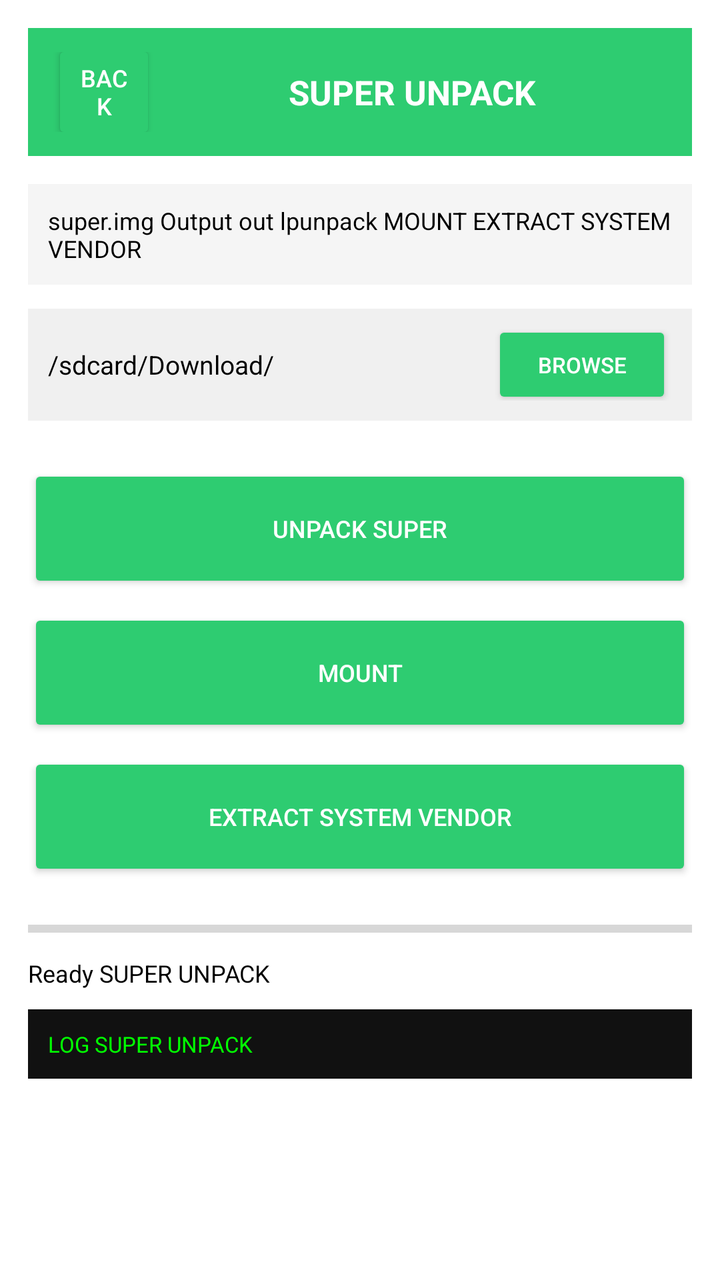
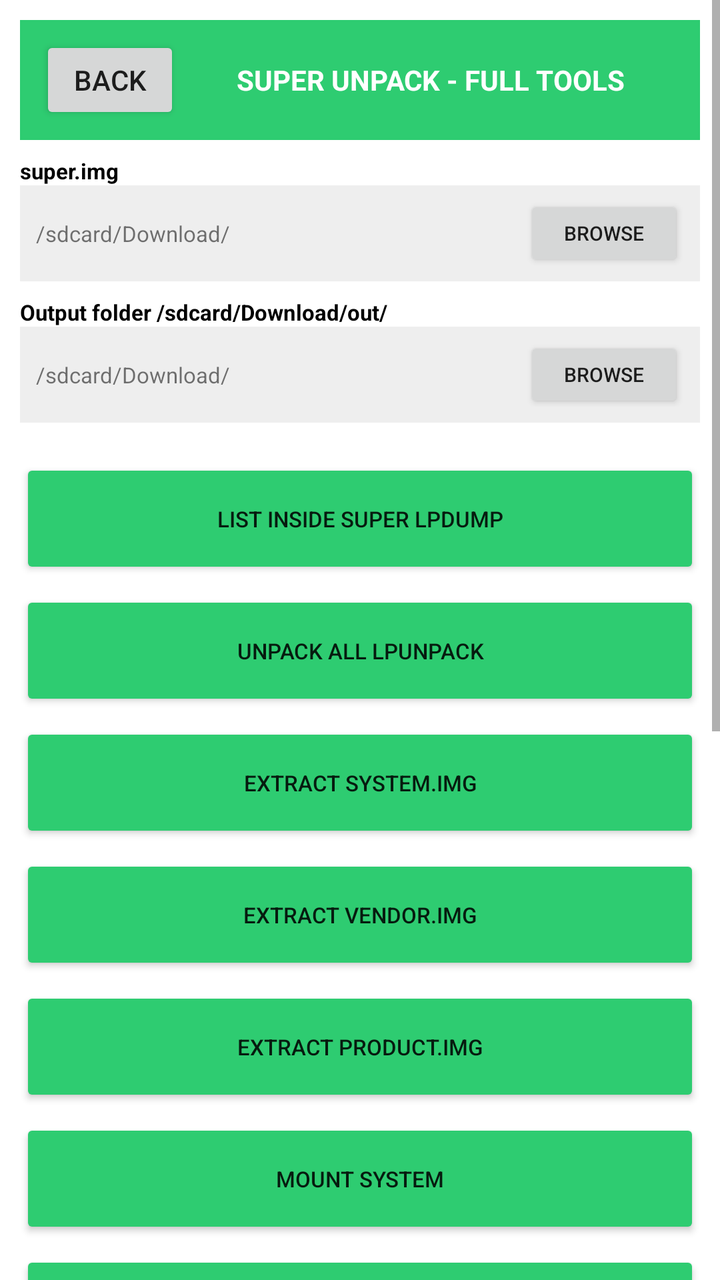

Compare the two renders of this Android layout. The source of the first and the diff that turns it into the second are given below.
<!-- AndroidManifest.xml: application theme Theme.OTGFlasher -->
<!-- res/layout/activity_super.xml -->
<?xml version="1.0" encoding="utf-8"?>
<ScrollView xmlns:android="http://schemas.android.com/apk/res/android" android:layout_width="match_parent" android:layout_height="match_parent" android:background="#FFFFFF"><LinearLayout android:orientation="vertical" android:layout_width="match_parent" android:layout_height="wrap_content" android:padding="14dp"><LinearLayout android:orientation="horizontal" android:layout_width="match_parent" android:layout_height="64dp" android:background="#2ECC71" android:gravity="center_vertical" android:padding="12dp"><Button android:id="@+id/btnBack" android:layout_width="52dp" android:layout_height="52dp" android:text="BACK" android:textColor="#FFFFFF" android:backgroundTint="#2ECC71" android:textSize="12sp"/><TextView android:layout_width="0dp" android:layout_weight="1" android:layout_height="wrap_content" android:text="SUPER UNPACK" android:textSize="17sp" android:textStyle="bold" android:textColor="#FFFFFF" android:gravity="center"/></LinearLayout><TextView android:layout_width="match_parent" android:layout_height="wrap_content" android:text="super.img Output out lpunpack MOUNT EXTRACT SYSTEM VENDOR" android:textSize="12sp" android:textColor="#000000" android:layout_marginTop="14dp" android:background="#F5F5F5" android:padding="10dp"/><LinearLayout android:orientation="horizontal" android:layout_width="match_parent" android:layout_height="56dp" android:background="#F0F0F0" android:gravity="center_vertical" android:padding="10dp" android:layout_marginTop="12dp"><TextView android:id="@+id/txtFile" android:layout_width="0dp" android:layout_weight="1" android:layout_height="wrap_content" android:text="/sdcard/Download/" android:textSize="13sp" android:textColor="#000000"/><Button android:id="@+id/btnBrowse" android:layout_width="90dp" android:layout_height="44dp" android:text="BROWSE" android:textColor="#FFFFFF" android:backgroundTint="#2ECC71" android:textSize="11sp"/></LinearLayout><LinearLayout android:orientation="vertical" android:layout_width="match_parent" android:layout_height="wrap_content" android:layout_marginTop="14dp"><Button android:id="@+id/btn0" android:layout_width="match_parent" android:layout_height="64dp" android:text="UNPACK SUPER" android:textColor="#FFFFFF" android:backgroundTint="#2ECC71" android:textSize="12sp" android:layout_marginTop="8dp"/><Button android:id="@+id/btn1" android:layout_width="match_parent" android:layout_height="64dp" android:text="MOUNT" android:textColor="#FFFFFF" android:backgroundTint="#2ECC71" android:textSize="12sp" android:layout_marginTop="8dp"/><Button android:id="@+id/btn2" android:layout_width="match_parent" android:layout_height="64dp" android:text="EXTRACT SYSTEM VENDOR" android:textColor="#FFFFFF" android:backgroundTint="#2ECC71" android:textSize="12sp" android:layout_marginTop="8dp"/></LinearLayout><ProgressBar android:id="@+id/progressBar" style="?android:attr/progressBarStyleHorizontal" android:layout_width="match_parent" android:layout_height="16dp" android:max="100" android:progress="0" android:progressTint="#2ECC71" android:layout_marginTop="16dp"/><TextView android:id="@+id/txtDetail" android:layout_width="match_parent" android:layout_height="wrap_content" android:text="Ready SUPER UNPACK" android:textSize="12sp" android:textColor="#000000" android:layout_marginTop="6dp"/><TextView android:id="@+id/logView" android:layout_width="match_parent" android:layout_height="wrap_content" android:background="#111111" android:textColor="#00FF00" android:textSize="11sp" android:padding="10dp" android:layout_marginTop="10dp" android:text="LOG SUPER UNPACK"/></LinearLayout></ScrollView>
<!-- resources referenced by this layout -->
<resources>
  <style name="Theme.OTGFlasher" parent="android:Theme.Material.Light.NoActionBar" />
</resources>

<!-- the commit's change to res/layout/activity_super.xml (unified diff, before → after) -->
@@ -1,2 +1,24 @@
 <?xml version="1.0" encoding="utf-8"?>
-<ScrollView xmlns:android="http://schemas.android.com/apk/res/android" android:layout_width="match_parent" android:layout_height="match_parent" android:background="#FFFFFF"><LinearLayout android:orientation="vertical" android:layout_width="match_parent" android:layout_height="wrap_content" android:padding="14dp"><LinearLayout android:orientation="horizontal" android:layout_width="match_parent" android:layout_height="64dp" android:background="#2ECC71" android:gravity="center_vertical" android:padding="12dp"><Button android:id="@+id/btnBack" android:layout_width="52dp" android:layout_height="52dp" android:text="BACK" android:textColor="#FFFFFF" android:backgroundTint="#2ECC71" android:textSize="12sp"/><TextView android:layout_width="0dp" android:layout_weight="1" android:layout_height="wrap_content" android:text="SUPER UNPACK" android:textSize="17sp" android:textStyle="bold" android:textColor="#FFFFFF" android:gravity="center"/></LinearLayout><TextView android:layout_width="match_parent" android:layout_height="wrap_content" android:text="super.img Output out lpunpack MOUNT EXTRACT SYSTEM VENDOR" android:textSize="12sp" android:textColor="#000000" android:layout_marginTop="14dp" android:background="#F5F5F5" android:padding="10dp"/><LinearLayout android:orientation="horizontal" android:layout_width="match_parent" android:layout_height="56dp" android:background="#F0F0F0" android:gravity="center_vertical" android:padding="10dp" android:layout_marginTop="12dp"><TextView android:id="@+id/txtFile" android:layout_width="0dp" android:layout_weight="1" android:layout_height="wrap_content" android:text="/sdcard/Download/" android:textSize="13sp" android:textColor="#000000"/><Button android:id="@+id/btnBrowse" android:layout_width="90dp" android:layout_height="44dp" android:text="BROWSE" android:textColor="#FFFFFF" android:backgroundTint="#2ECC71" android:textSize="11sp"/></LinearLayout><LinearLayout android:orientation="vertical" android:layout_width="match_parent" android:layout_height="wrap_content" android:layout_marginTop="14dp"><Button android:id="@+id/btn0" android:layout_width="match_parent" android:layout_height="64dp" android:text="UNPACK SUPER" android:textColor="#FFFFFF" android:backgroundTint="#2ECC71" android:textSize="12sp" android:layout_marginTop="8dp"/><Button android:id="@+id/btn1" android:layout_width="match_parent" android:layout_height="64dp" android:text="MOUNT" android:textColor="#FFFFFF" android:backgroundTint="#2ECC71" android:textSize="12sp" android:layout_marginTop="8dp"/><Button android:id="@+id/btn2" android:layout_width="match_parent" android:layout_height="64dp" android:text="EXTRACT SYSTEM VENDOR" android:textColor="#FFFFFF" android:backgroundTint="#2ECC71" android:textSize="12sp" android:layout_marginTop="8dp"/></LinearLayout><ProgressBar android:id="@+id/progressBar" style="?android:attr/progressBarStyleHorizontal" android:layout_width="match_parent" android:layout_height="16dp" android:max="100" android:progress="0" android:progressTint="#2ECC71" android:layout_marginTop="16dp"/><TextView android:id="@+id/txtDetail" android:layout_width="match_parent" android:layout_height="wrap_content" android:text="Ready SUPER UNPACK" android:textSize="12sp" android:textColor="#000000" android:layout_marginTop="6dp"/><TextView android:id="@+id/logView" android:layout_width="match_parent" android:layout_height="wrap_content" android:background="#111111" android:textColor="#00FF00" android:textSize="11sp" android:padding="10dp" android:layout_marginTop="10dp" android:text="LOG SUPER UNPACK"/></LinearLayout></ScrollView>
+<ScrollView xmlns:android="http://schemas.android.com/apk/res/android" android:layout_width="match_parent" android:layout_height="match_parent" android:background="#FFFFFF">
+<LinearLayout android:orientation="vertical" android:layout_width="match_parent" android:layout_height="wrap_content" android:padding="10dp">
+<LinearLayout android:orientation="horizontal" android:layout_width="match_parent" android:layout_height="60dp" android:background="#2ECC71" android:gravity="center_vertical" android:padding="10dp"><Button android:id="@+id/btnBack" android:text="BACK" android:layout_width="70dp" android:layout_height="44dp"/><TextView android:text="SUPER UNPACK - FULL TOOLS" android:textSize="14sp" android:textStyle="bold" android:textColor="#FFFFFF" android:layout_width="0dp" android:layout_weight="1" android:layout_height="wrap_content" android:gravity="center"/></LinearLayout>
+<TextView android:text="super.img" android:textSize="11sp" android:textColor="#000000" android:layout_width="match_parent" android:layout_height="wrap_content" android:layout_marginTop="8dp" android:textStyle="bold"/>
+<LinearLayout android:orientation="horizontal" android:layout_width="match_parent" android:layout_height="48dp" android:background="#EEEEEE" android:gravity="center_vertical" android:padding="8dp"><TextView android:id="@+id/txt_super.img" android:text="/sdcard/Download/" android:textSize="11sp" android:layout_width="0dp" android:layout_weight="1" android:layout_height="wrap_content"/><Button android:id="@+id/btn_super.img" android:text="BROWSE" android:layout_width="80dp" android:layout_height="38dp" android:textSize="10sp"/></LinearLayout>
+<TextView android:text="Output folder /sdcard/Download/out/" android:textSize="11sp" android:textColor="#000000" android:layout_width="match_parent" android:layout_height="wrap_content" android:layout_marginTop="8dp" android:textStyle="bold"/>
+<LinearLayout android:orientation="horizontal" android:layout_width="match_parent" android:layout_height="48dp" android:background="#EEEEEE" android:gravity="center_vertical" android:padding="8dp"><TextView android:id="@+id/txt_Output_folder_/sdcard/Download/out/" android:text="/sdcard/Download/" android:textSize="11sp" android:layout_width="0dp" android:layout_weight="1" android:layout_height="wrap_content"/><Button android:id="@+id/btn_Output_folder_/sdcard/Download/out/" android:text="BROWSE" android:layout_width="80dp" android:layout_height="38dp" android:textSize="10sp"/></LinearLayout>
+
+<LinearLayout android:orientation="vertical" android:layout_width="match_parent" android:layout_height="wrap_content" android:layout_marginTop="12dp">
+<Button android:id="@+id/btn_LIST_inside_super_lpdump" android:text="LIST inside super lpdump" android:layout_width="match_parent" android:layout_height="60dp" android:textSize="11sp" android:layout_marginTop="6dp" android:backgroundTint="#2ECC71"/>
+<Button android:id="@+id/btn_UNPACK_ALL_lpunpack" android:text="UNPACK ALL lpunpack" android:layout_width="match_parent" android:layout_height="60dp" android:textSize="11sp" android:layout_marginTop="6dp" android:backgroundTint="#2ECC71"/>
+<Button android:id="@+id/btn_EXTRACT_system.img" android:text="EXTRACT system.img" android:layout_width="match_parent" android:layout_height="60dp" android:textSize="11sp" android:layout_marginTop="6dp" android:backgroundTint="#2ECC71"/>
+<Button android:id="@+id/btn_EXTRACT_vendor.img" android:text="EXTRACT vendor.img" android:layout_width="match_parent" android:layout_height="60dp" android:textSize="11sp" android:layout_marginTop="6dp" android:backgroundTint="#2ECC71"/>
+<Button android:id="@+id/btn_EXTRACT_product.img" android:text="EXTRACT product.img" android:layout_width="match_parent" android:layout_height="60dp" android:textSize="11sp" android:layout_marginTop="6dp" android:backgroundTint="#2ECC71"/>
+<Button android:id="@+id/btn_MOUNT_system" android:text="MOUNT system" android:layout_width="match_parent" android:layout_height="60dp" android:textSize="11sp" android:layout_marginTop="6dp" android:backgroundTint="#2ECC71"/>
+<Button android:id="@+id/btn_RESIZE_super" android:text="RESIZE super" android:layout_width="match_parent" android:layout_height="60dp" android:textSize="11sp" android:layout_marginTop="6dp" android:backgroundTint="#2ECC71"/>
+<Button android:id="@+id/btn_FLASH_super" android:text="FLASH super" android:layout_width="match_parent" android:layout_height="60dp" android:textSize="11sp" android:layout_marginTop="6dp" android:backgroundTint="#2ECC71"/>
+
+</LinearLayout>
+<ProgressBar android:id="@+id/progressBar" style="?android:attr/progressBarStyleHorizontal" android:layout_width="match_parent" android:layout_height="18dp" android:max="100" android:layout_marginTop="12dp"/>
+<TextView android:id="@+id/txtDetail" android:text="Ready - Full Tools" android:textSize="11sp" android:layout_width="match_parent" android:layout_height="wrap_content" android:layout_marginTop="6dp"/>
+<TextView android:id="@+id/logView" android:text="LOG SUPER UNPACK - FULL" android:textSize="10sp" android:background="#111111" android:textColor="#00FF00" android:padding="8dp" android:layout_width="match_parent" android:layout_height="300dp" android:layout_marginTop="8dp"/>
+</LinearLayout></ScrollView>
